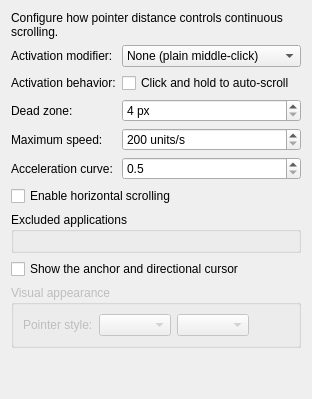
elecxyz/Kwin_AutoScroll, file kcm/autoscroll_config.ui: the form before one commit.
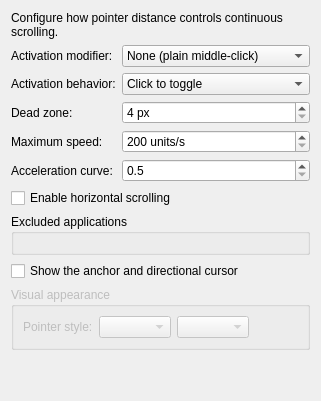
The form after the commit. Custom widgets are drawn as their Qt base class.

Commit message: 0.1.6 adds a combined Windows-style activation behavior while preserving the original click-to-toggle and hold-to-scroll choices.

Diff of the .ui file:
```diff
--- a/kcm/autoscroll_config.ui
+++ b/kcm/autoscroll_config.ui
@@ -44,11 +44,13 @@
       </widget>
      </item>
      <item row="1" column="1">
-      <widget class="QCheckBox" name="kcfg_HoldToScroll">
-       <property name="text"><string>Click and hold to auto-scroll</string></property>
+      <widget class="QComboBox" name="kcfg_ActivationBehavior">
        <property name="toolTip">
         <string>Keep the middle button held while scrolling. When an activation modifier is configured, release the modifier first; releasing the middle button stops AutoScroll.</string>
        </property>
+       <item><property name="text"><string>Click to toggle</string></property></item>
+       <item><property name="text"><string>Hold to scroll</string></property></item>
+       <item><property name="text"><string>Click or hold (Windows-style)</string></property></item>
       </widget>
      </item>
      <item row="2" column="0">
```
Left out of the diff: 4 changed lines with no effect on the pictures. The commit also changes 36 other files.
